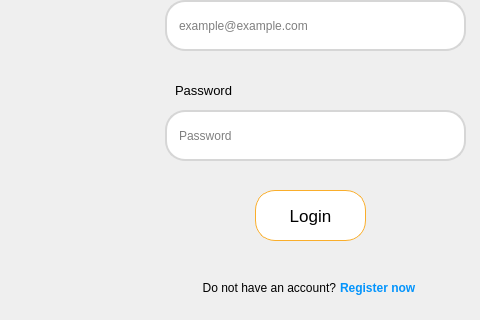
First picture: the form in SPCK/GUI/Login.ui, repository MaiNgocChau9/Python-App-A-, before the edit; both pictures show x 175 to 655 and y 190 to 510 of the 655 by 510 pixel window.
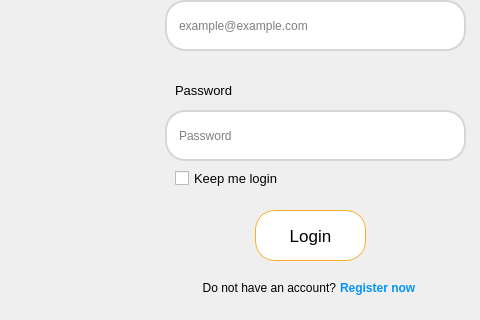
Second picture: the form after the edit. Icons and pictures are not drawn.

Patch:
```diff
--- a/SPCK/GUI/Login.ui
+++ b/SPCK/GUI/Login.ui
@@ -181,7 +181,7 @@
     <property name="geometry">
      <rect>
       <x>430</x>
-      <y>380</y>
+      <y>400</y>
       <width>111</width>
       <height>51</height>
      </rect>
@@ -271,6 +271,24 @@
      <pixmap>../Image/OIG-removebg-preview.png</pixmap>
     </property>
    </widget>
+   <widget class="QCheckBox" name="checkBox">
+    <property name="geometry">
+     <rect>
+      <x>350</x>
+      <y>360</y>
+      <width>111</width>
+      <height>17</height>
+     </rect>
+    </property>
+    <property name="font">
+     <font>
+      <pointsize>10</pointsize>
+     </font>
+    </property>
+    <property name="text">
+     <string>Keep me login</string>
+    </property>
+   </widget>
   </widget>
  </widget>
  <resources>
```
